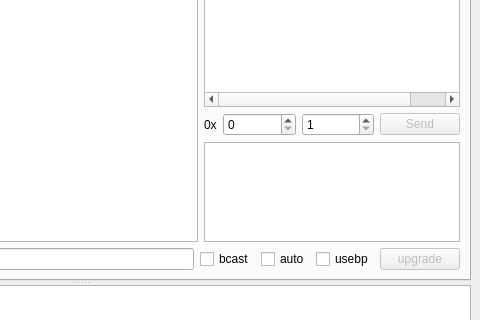
zaazbb/YM001NetworkAnalyzer, file mainwindow.ui: the form before one commit; both pictures show x 320 to 800 and y 137 to 457 of the 800 by 600 pixel window.
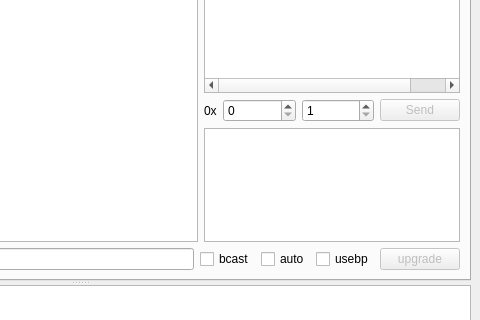
The form after the commit. The open tabs and pages were chosen to show the change.

Diff of the .ui file:
```diff
--- a/mainwindow.ui
+++ b/mainwindow.ui
@@ -485,7 +485,7 @@
                <property name="maximumSize">
                 <size>
                  <width>16777215</width>
-                 <height>100</height>
+                 <height>120</height>
                 </size>
                </property>
                <property name="plainText">
```
